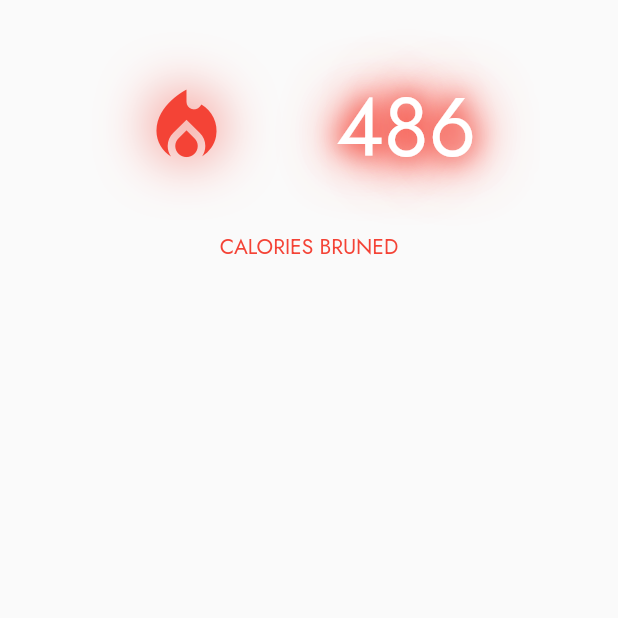
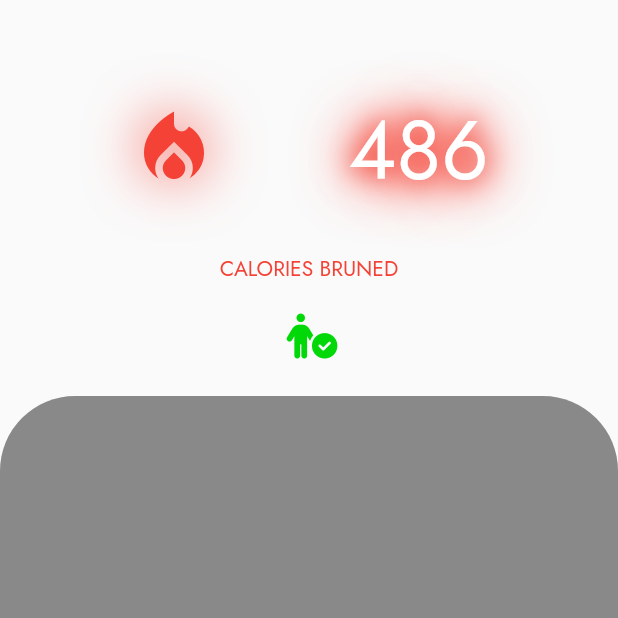
Before and after one commit to B6Infinity/calorific, a Flutter app: the Burn screen opened directly, on a phone screen of 412 x 824 dp, the top half of it. Run offline on Flutter 3.47's test engine with Material 2 defaults, Android fonts, the light colour scheme and no system bars; our stand-ins replace flutter_speed_dial, fluttertoast, font_awesome_flutter, google_fonts.

Commit message:
list tiles

```diff
--- a/lib/colors/pallete.dart
+++ b/lib/colors/pallete.dart
@@ -1,3 +1,5 @@
+// ignore_for_file: constant_identifier_names
+
 import 'dart:math';
 
 import 'package:flutter/material.dart';
@@ -37,5 +39,8 @@ Color shadeColor(Color color, double factor) => Color.fromRGBO(
 
 class Palette {
   static const Color primary = Color(0xFF00D807);
-  static const Color primary_D = Color(0xFF151E11);
+  static const Color black_v = Color(0xFF151E11);
+  static const Color blue_v = Color(0xFF00669D);
+  static const Color grey_v = Color(0xFF7B9972);
+  static const Color white_v = Color(0xFFF3FCF0);
 }
--- a/lib/pages/burn.dart
+++ b/lib/pages/burn.dart
@@ -1,8 +1,10 @@
 // ignore_for_file: prefer_const_constructors, prefer_const_literals_to_create_immutables
 
+import 'package:calorific/colors/pallete.dart';
 import 'package:flutter/material.dart';
 import 'package:flutter/src/foundation/key.dart';
 import 'package:flutter/src/widgets/framework.dart';
+import 'package:font_awesome_flutter/font_awesome_flutter.dart';
 import 'package:google_fonts/google_fonts.dart';
 
 class Burn extends StatefulWidget {
@@ -12,22 +14,20 @@ class Burn extends StatefulWidget {
   State<Burn> createState() => _BurnState();
 }
 
+Icon icon = Icon(Icons.check);
+
 class _BurnState extends State<Burn> {
   @override
   Widget build(BuildContext context) {
     return Scaffold(
       body: SafeArea(
-        child: Padding(
-          padding: const EdgeInsets.all(25),
-
-          // MAIN COLUMN
         child: Column(children: [
           Column(
             children: [
               // MAIN HEAD
               //
               Padding(
-                  padding: EdgeInsets.only(top: 20),
+                padding: EdgeInsets.only(top: 60),
                 child: Row(
                   mainAxisAlignment: MainAxisAlignment.spaceEvenly,
                   children: [
@@ -71,20 +71,55 @@ class _BurnState extends State<Burn> {
                 ),
               ),
 
-                Center(
-                  child: Padding(
-                      padding: EdgeInsets.only(top: 30, bottom: 40),
+              Padding(
+                padding: EdgeInsets.only(top: 30, bottom: 20),
                 child: Text(
                   'CALORIES BRUNED',
                   style: TextStyle(
                     color: Colors.red,
                   ),
-                      )),
+                ),
+              ),
+              Padding(
+                padding: EdgeInsets.only(bottom: 25),
+                child: Icon(
+                  size: 30,
+                  // Dynamic Content:
+                  FontAwesomeIcons.personCircleCheck,
+                  color: Palette.primary,
+                ),
               )
             ],
+          ),
+          Expanded(
+            child: Container(
+              //
+              // Decorate
+              decoration: BoxDecoration(
+                color: Colors.black45,
+                borderRadius: BorderRadius.only(
+                  topLeft: const Radius.circular(50),
+                  topRight: const Radius.circular(50),
+                ),
+              ),
+              //
+              // Content
+              // child: Column(
+              //   children: [
+              //     Row(
+              //       children: [
+              //         Icon(Icons.history),
+              //         Text('History...'),
+              //       ],
+              //     ),
+              //     //
+              //     //History List
+              //
+              //   ],
+              // ),
+            ),
           )
         ]),
-        ),
       ),
     );
   }
--- a/pallete.txt
+++ b/pallete.txt
@@ -1,7 +1,7 @@
 #151E11 | (21, 30, 17) -- Black V
 #00669D -- Deep Blue V
 
-#00D807 -- Main
+#00D807 -- Primary
 
 #7B9972 -- Grey V
 #F3FCF0 -- White V
--- a/pubspec.yaml
+++ b/pubspec.yaml
@@ -26,6 +26,7 @@ dependencies:
 
 
   cupertino_icons: ^1.0.2
+  font_awesome_flutter: ^10.1.0
   google_fonts: ^3.0.1
 
   flutter_speed_dial: ^6.0.0
```
Also changed, not shown: pubspec.lock. Lines whose indentation alone changed are shown as unchanged.
